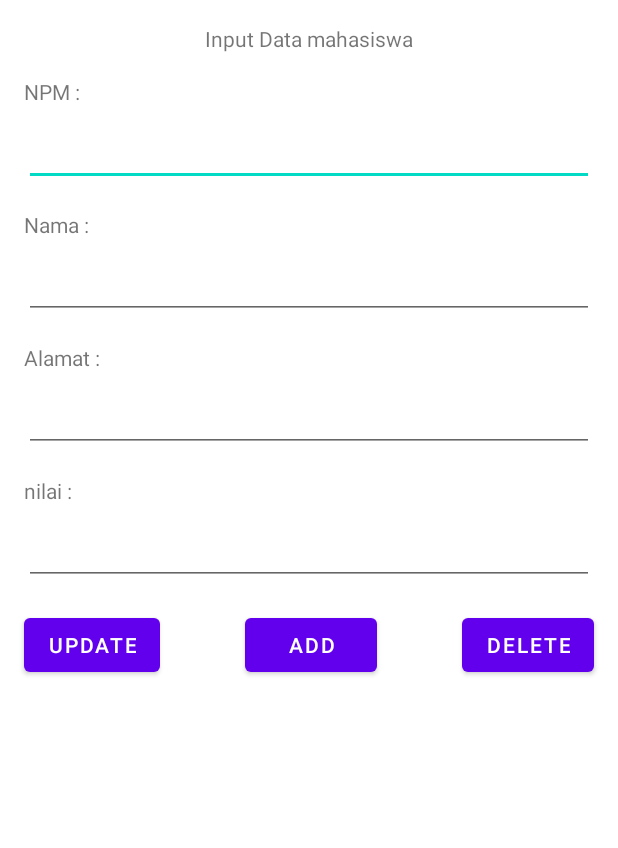
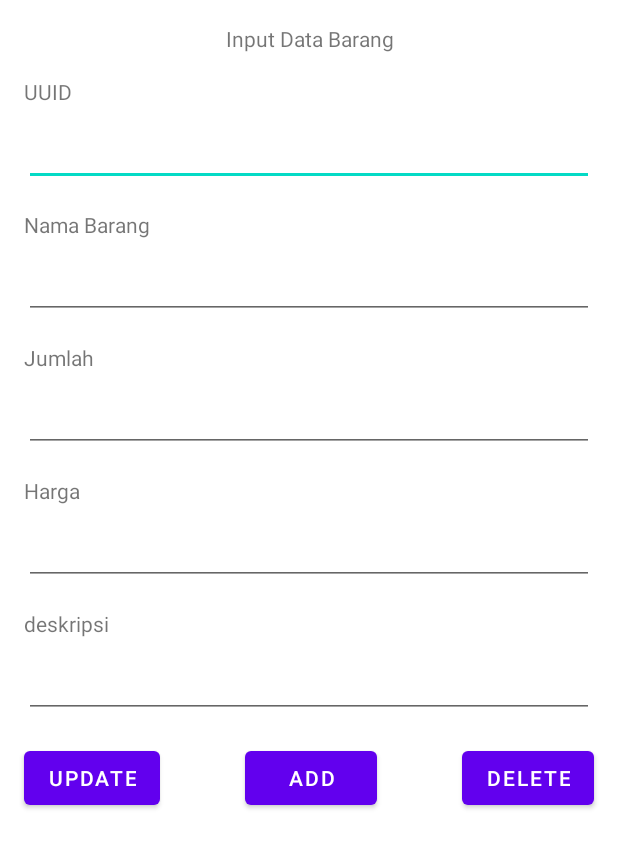
Before and after one commit to ajibkholiq/tree_markets_android, an Android app: the layout popup.xml on its own in the app's theme, with its tools: preview values and no code run, on a phone screen of 412 x 824 dp. Shown: the top 848 px of the screen. Run offline under Robolectric (Android 15) with nearby library versions, the phone set to English and light mode, and no system bars.

Commit message:
thrid commit

```diff
--- a/app/src/main/java/com/treedevs/treemarkets/adapters/AdapterBarang.kt
+++ b/app/src/main/java/com/treedevs/treemarkets/adapters/AdapterBarang.kt
@@ -39,6 +39,9 @@ class AdapterBarang : RecyclerView.Adapter<AdapterBarang.ViewHolder>() {
                 .diskCacheStrategy(DiskCacheStrategy.ALL) // Optional: Cache image
                 .into(image)
         }
+        holder.binding.carditem.setOnClickListener {
+            onItemClick?.invoke(data)
+        }
 }
     override fun getItemCount(): Int = listData.size
     inner class ViewHolder(itemView: View): RecyclerView.ViewHolder(itemView) {
--- a/app/src/main/res/layout/popup.xml
+++ b/app/src/main/res/layout/popup.xml
@@ -17,11 +17,31 @@
             android:layout_marginStart="16dp"
             android:layout_marginTop="16dp"
             android:layout_marginEnd="16dp"
-            android:text="Input Data mahasiswa"
+            android:text="Input Data Barang"
             android:textAlignment="center"
             app:layout_constraintEnd_toEndOf="parent"
             app:layout_constraintStart_toStartOf="parent"
             app:layout_constraintTop_toTopOf="parent" />
+        <TextView
+            android:id="@+id/textuuid"
+            android:layout_width="wrap_content"
+            android:layout_height="wrap_content"
+            android:layout_marginStart="16dp"
+            android:layout_marginTop="16dp"
+            android:text="UUID"
+            app:layout_constraintStart_toStartOf="parent"
+            app:layout_constraintTop_toBottomOf="@+id/textView" />
+
+        <EditText
+            android:id="@+id/edtUuid"
+            android:layout_width="0dp"
+            android:layout_height="wrap_content"
+            android:layout_marginStart="16dp"
+            android:layout_marginTop="8dp"
+            android:layout_marginEnd="16dp"
+            app:layout_constraintEnd_toEndOf="parent"
+            app:layout_constraintStart_toStartOf="parent"
+            app:layout_constraintTop_toBottomOf="@+id/textuuid" />
 
         <TextView
             android:id="@+id/textView2"
@@ -29,12 +49,12 @@
             android:layout_height="wrap_content"
             android:layout_marginStart="16dp"
             android:layout_marginTop="16dp"
-            android:text="NPM :"
+            android:text="Nama Barang"
             app:layout_constraintStart_toStartOf="parent"
-            app:layout_constraintTop_toBottomOf="@+id/textView" />
+            app:layout_constraintTop_toBottomOf="@+id/edtUuid" />
 
         <EditText
-            android:id="@+id/edtNpm"
+            android:id="@+id/edtBarang"
             android:layout_width="0dp"
             android:layout_height="wrap_content"
             android:layout_marginStart="16dp"
@@ -50,17 +70,18 @@
             android:layout_height="wrap_content"
             android:layout_marginStart="16dp"
             android:layout_marginTop="16dp"
-            android:text="Nama :"
+            android:text="Jumlah"
             app:layout_constraintStart_toStartOf="parent"
-            app:layout_constraintTop_toBottomOf="@+id/edtNpm" />
+            app:layout_constraintTop_toBottomOf="@+id/edtBarang" />
 
         <EditText
-            android:id="@+id/edtNama"
+            android:id="@+id/edtJumlah"
             android:layout_width="0dp"
             android:layout_height="wrap_content"
             android:layout_marginStart="16dp"
             android:layout_marginTop="8dp"
             android:layout_marginEnd="16dp"
+            android:inputType="number"
             app:layout_constraintEnd_toEndOf="parent"
             app:layout_constraintStart_toStartOf="parent"
             app:layout_constraintTop_toBottomOf="@+id/textView3" />
@@ -71,17 +92,18 @@
             android:layout_height="wrap_content"
             android:layout_marginStart="16dp"
             android:layout_marginTop="16dp"
-            android:text="Alamat :"
+            android:text="Harga"
             app:layout_constraintStart_toStartOf="parent"
-            app:layout_constraintTop_toBottomOf="@+id/edtNama" />
+            app:layout_constraintTop_toBottomOf="@+id/edtJumlah" />
 
         <EditText
-            android:id="@+id/edtAlamat"
+            android:id="@+id/edtHarga"
             android:layout_width="0dp"
             android:layout_height="wrap_content"
             android:layout_marginStart="16dp"
             android:layout_marginTop="8dp"
             android:layout_marginEnd="16dp"
+            android:inputType="number"
             app:layout_constraintEnd_toEndOf="parent"
             app:layout_constraintStart_toStartOf="parent"
             app:layout_constraintTop_toBottomOf="@+id/textView4" />
@@ -92,14 +114,13 @@
             android:layout_height="wrap_content"
             android:layout_marginStart="16dp"
             android:layout_marginTop="16dp"
-            android:text="nilai :"
+            android:text="deskripsi"
             app:layout_constraintStart_toStartOf="parent"
-            app:layout_constraintTop_toBottomOf="@+id/edtAlamat" />
+            app:layout_constraintTop_toBottomOf="@+id/edtHarga" />
 
         <EditText
-            android:id="@+id/edtNilai"
+            android:id="@+id/edtdeskripsi"
             android:layout_width="0dp"
-            android:inputType="number"
             android:layout_height="wrap_content"
             android:layout_marginStart="16dp"
             android:layout_marginTop="8dp"
@@ -120,7 +141,7 @@
             app:layout_constraintBottom_toBottomOf="parent"
             app:layout_constraintEnd_toStartOf="@+id/btnDelete"
             app:layout_constraintStart_toEndOf="@+id/btnUpdate"
-            app:layout_constraintTop_toBottomOf="@+id/edtNilai"
+            app:layout_constraintTop_toBottomOf="@+id/edtdeskripsi"
             app:layout_constraintVertical_bias="0.0" />
 
         <Button
@@ -133,7 +154,7 @@
             android:text="Delete"
             app:layout_constraintBottom_toBottomOf="parent"
             app:layout_constraintEnd_toEndOf="parent"
-            app:layout_constraintTop_toBottomOf="@+id/edtNilai" />
+            app:layout_constraintTop_toBottomOf="@+id/edtdeskripsi" />
 
         <Button
             android:id="@+id/btnUpdate"
@@ -145,7 +166,7 @@
             android:text="Update"
             app:layout_constraintBottom_toBottomOf="parent"
             app:layout_constraintStart_toStartOf="parent"
-            app:layout_constraintTop_toBottomOf="@+id/edtNilai" />
+            app:layout_constraintTop_toBottomOf="@+id/edtdeskripsi" />
 
     </androidx.constraintlayout.widget.ConstraintLayout>
 </ScrollView>
```
Also changed, not shown: app/src/main/java/com/treedevs/treemarkets/networks/ApiInterface.kt (+18 -6 lines), app/src/main/java/com/treedevs/treemarkets/ui/dashboard/DashboardFragment.kt (+87 -7 lines), app/src/main/java/com/treedevs/treemarkets/ui/dashboard/DashboardViewModel.kt (+68 -0 lines).
